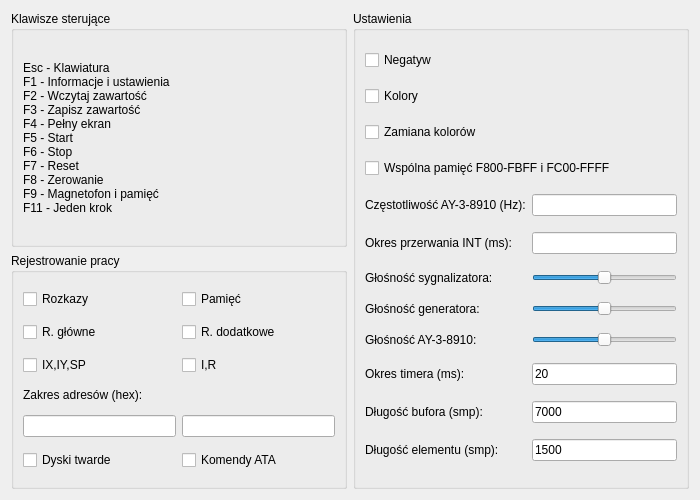
First picture: the form in helpsettings.ui, repository andrzejlisek/Cobra1, before the edit.
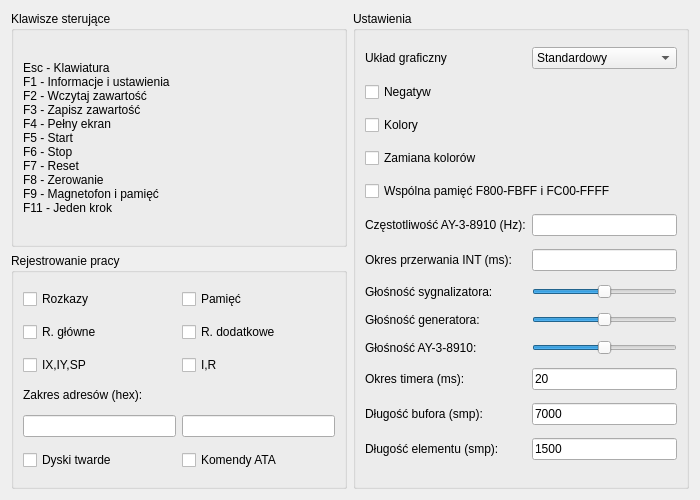
Second picture: the form after the edit.

Commit message: Tryb graficzny gęsty

The edit to the form file:
```diff
--- a/helpsettings.ui
+++ b/helpsettings.ui
@@ -196,6 +196,27 @@
       <item row="8" column="1">
        <widget class="QLineEdit" name="InterruptPeriodT"/>
       </item>
+      <item row="0" column="0">
+       <widget class="QLabel" name="ScreenGraphModeL">
+        <property name="text">
+         <string>Układ graficzny</string>
+        </property>
+       </widget>
+      </item>
+      <item row="0" column="1">
+       <widget class="QComboBox" name="ScreenGraphModeT">
+        <item>
+         <property name="text">
+          <string>Standardowy</string>
+         </property>
+        </item>
+        <item>
+         <property name="text">
+          <string>64x25</string>
+         </property>
+        </item>
+       </widget>
+      </item>
      </layout>
     </widget>
    </item>
```
The commit also changes 9 other files.
